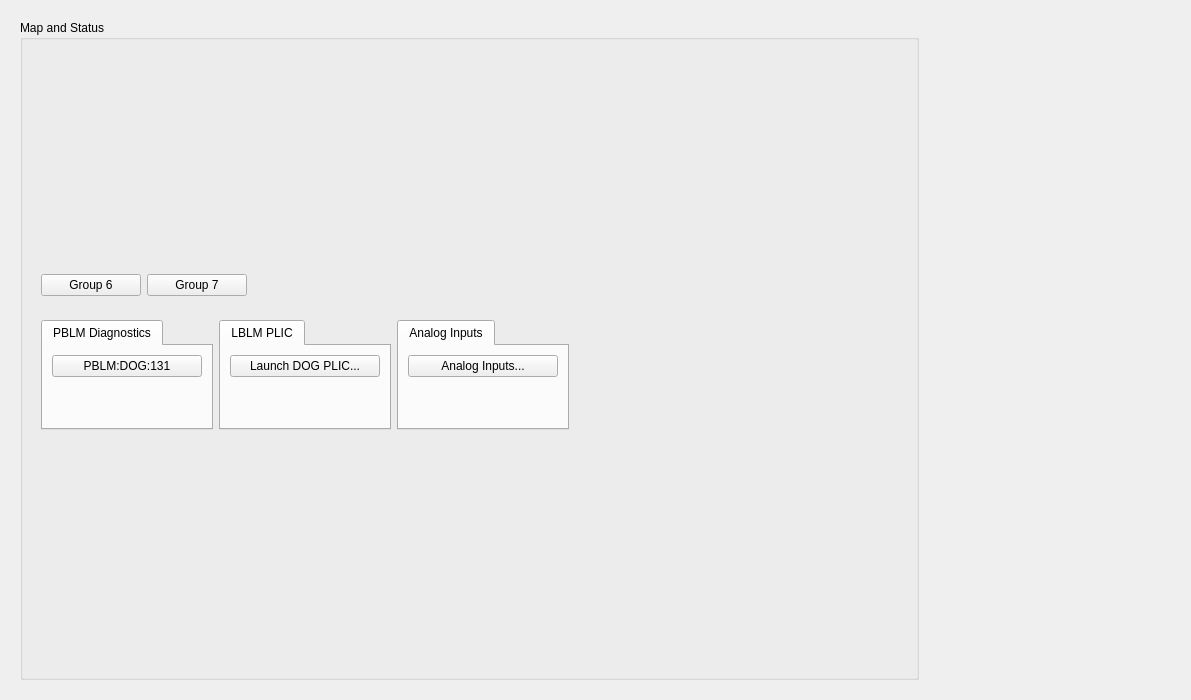
The window that dog_main.ui (ad-build-test/pydm-mps) describes before a commit, drawn with Qt 5.
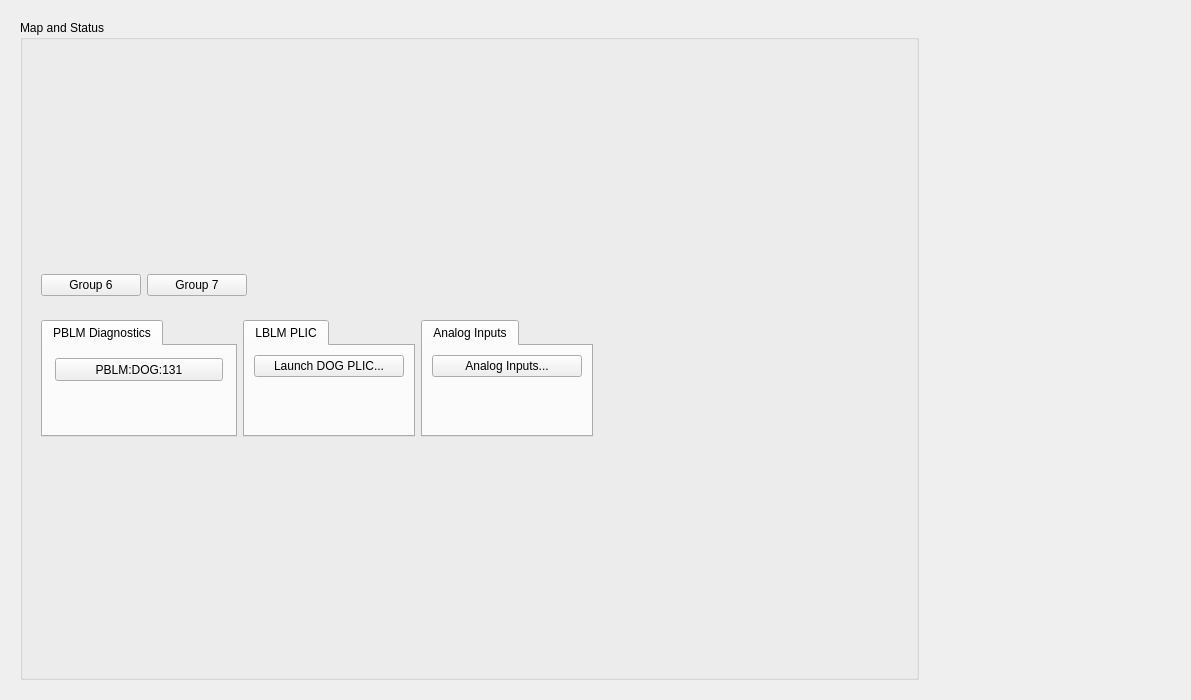
The same window after the commit. Custom widgets are drawn as their Qt base class.

The edit to the form file:
```diff
--- a/dog_main.ui
+++ b/dog_main.ui
@@ -61,8 +61,51 @@
                 <string>PBLM Diagnostics</string>
                </attribute>
                <layout class="QGridLayout" name="gridLayout">
+                <item row="2" column="0">
+                 <spacer name="verticalSpacer_6">
+                  <property name="orientation">
+                   <enum>Qt::Vertical</enum>
+                  </property>
+                  <property name="sizeHint" stdset="0">
+                   <size>
+                    <width>20</width>
+                    <height>40</height>
+                   </size>
+                  </property>
+                 </spacer>
+                </item>
                 <item row="0" column="0">
+                 <widget class="PyDMFrame" name="PyDMFrame">
+                  <property name="minimumSize">
+                   <size>
+                    <width>174</width>
+                    <height>29</height>
+                   </size>
+                  </property>
+                  <property name="maximumSize">
+                   <size>
+                    <width>174</width>
+                    <height>29</height>
+                   </size>
+                  </property>
+                  <property name="toolTip">
+                   <string/>
+                  </property>
+                  <property name="alarmSensitiveBorder" stdset="0">
+                   <bool>true</bool>
+                  </property>
+                  <property name="channel" stdset="0">
+                   <string>PBLM:DOG:131:UP_TIME_SECSUM</string>
+                  </property>
                  <widget class="PyDMEDMDisplayButton" name="PyDMEDMDisplayButton">
+                   <property name="geometry">
+                    <rect>
+                     <x>3</x>
+                     <y>3</y>
+                     <width>168</width>
+                     <height>23</height>
+                    </rect>
+                   </property>
                   <property name="minimumSize">
                    <size>
                     <width>150</width>
@@ -95,19 +138,7 @@
                    <bool>true</bool>
                   </property>
                  </widget>
-                </item>
-                <item row="1" column="0">
-                 <spacer name="verticalSpacer_6">
-                  <property name="orientation">
-                   <enum>Qt::Vertical</enum>
-                  </property>
-                  <property name="sizeHint" stdset="0">
-                   <size>
-                    <width>20</width>
-                    <height>40</height>
-                   </size>
-                  </property>
-                 </spacer>
+                 </widget>
                 </item>
                </layout>
               </widget>
@@ -471,6 +502,12 @@
    <extends>QFrame</extends>
    <header>pydm.widgets.embedded_display</header>
   </customwidget>
+  <customwidget>
+   <class>PyDMFrame</class>
+   <extends>QFrame</extends>
+   <header>pydm.widgets.frame</header>
+   <container>1</container>
+  </customwidget>
   <customwidget>
    <class>PyDMRelatedDisplayButton</class>
    <extends>QPushButton</extends>
```
Lines whose indentation alone changed are shown as unchanged.
